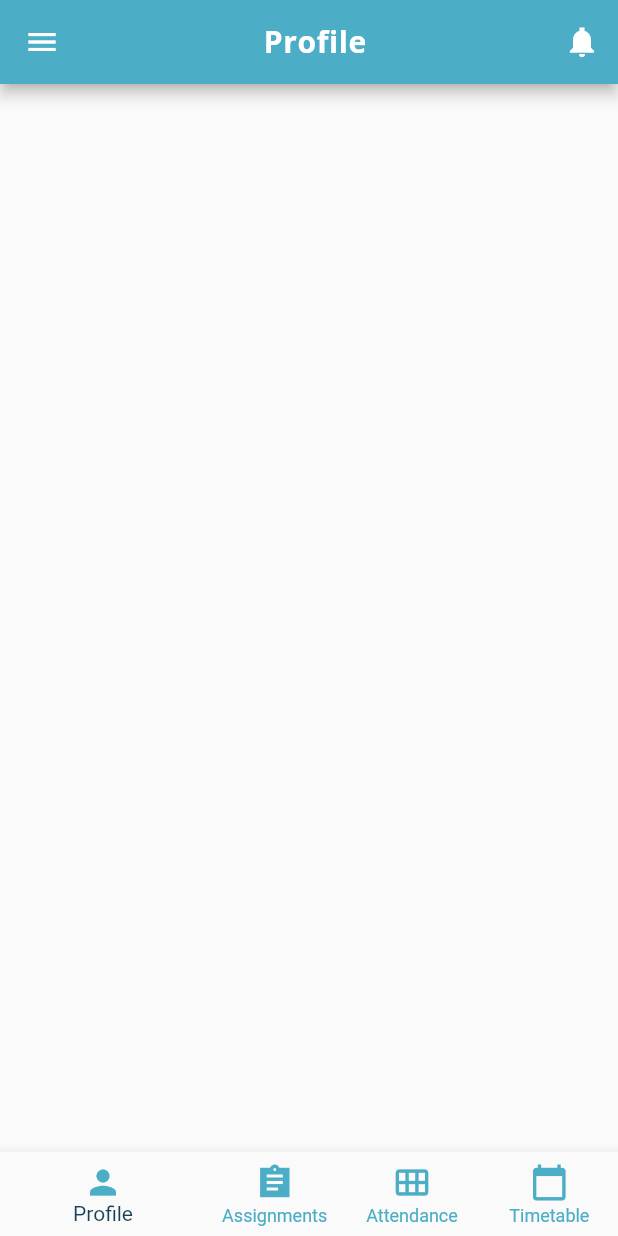
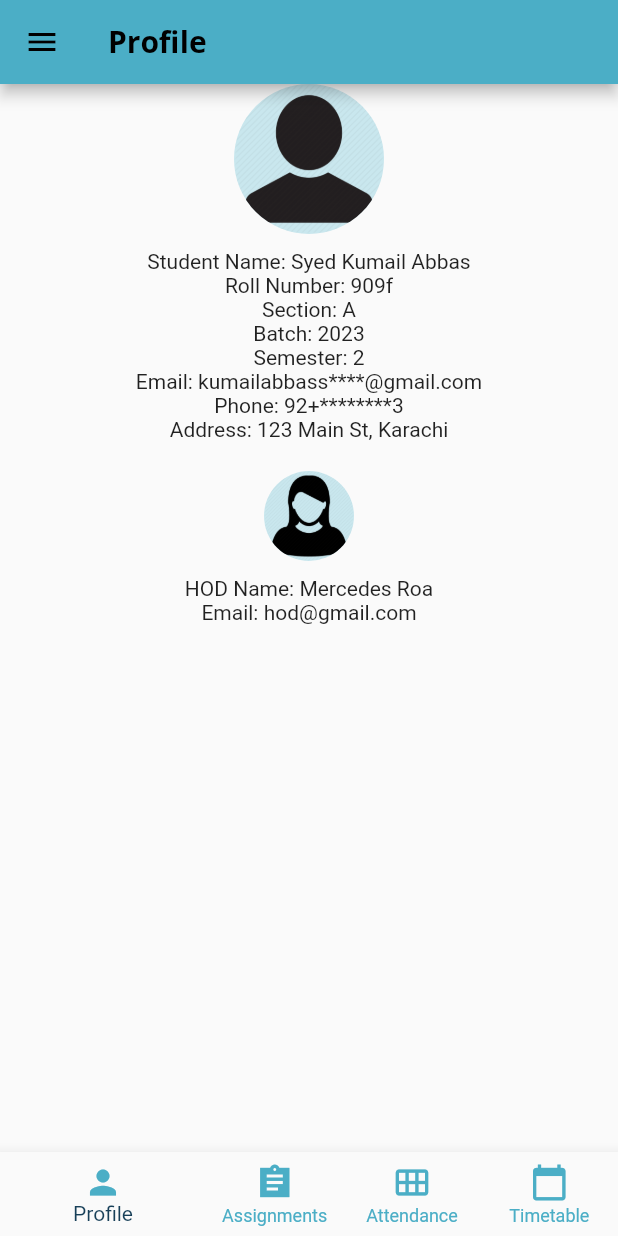
Before and after one commit to HamzaNaeem03/CampusConnect, a Flutter app: the screen it shows after launch, on a phone screen of 412 x 824 dp. Run offline on Flutter 3.47's test engine with Material 2 defaults, Android fonts, the phone set to English and light mode, and no system bars; our stand-ins replace google_fonts.

Commit message:
profile screen

```diff
--- a/lib/screens/profile.dart
+++ b/lib/screens/profile.dart
@@ -1,9 +1,9 @@
 import 'package:flutter/material.dart';
-
 import '../util/themes/custommaterialcolor.dart';
-import '../widgets/appbar.dart';
+import '../widgets/appbar.dart'; // Make sure to import the correct path for your AppBar widget
 import '../widgets/bottonnavbar.dart';
 import '../widgets/drawer.dart';
+
 class ProfileScreen extends StatefulWidget {
   const ProfileScreen({super.key});
 
@@ -15,31 +15,59 @@ class _ProfileScreenState extends State<ProfileScreen> {
   @override
   Widget build(BuildContext context) {
     return Scaffold(
-// appBar: MyAppbar(),
       appBar: AppBar(
-        iconTheme: IconThemeData(color: Colors.white),
-        title: Center(
-            child: Text(
-          "Profile",
-          style: const TextStyle(
-              fontSize: 20, color: Colors.white, letterSpacing: 0.4),
-        )),
-        actions: <Widget>[
-          IconButton(
-            icon: Icon(
-              Icons.notifications_sharp,
-            ),
-            onPressed: () {
-              // do something
-            },
-          )
-        ],
+        title: Text('Profile'),
       ),
+      // Use your custom MyAppbar widget here
       drawer: MyDrawer(
         accountName: 'hamza',
         accountEmail: 'hamza04032003',
       ),
       bottomNavigationBar: BottomNavBar(),
+      body: Column(
+        children: [
+          // Student Profile
+          Center(
+            child: Column(
+              mainAxisAlignment: MainAxisAlignment.center,
+              crossAxisAlignment: CrossAxisAlignment.center,
+              children: const [
+                CircleAvatar(
+                  radius: 50,
+                  backgroundImage: AssetImage('assets/images/avator2.png'),
+                ),
+                SizedBox(height: 10),
+                Text('Student Name: Syed Kumail Abbas'),
+                Text('Roll Number: 909f'),
+                Text('Section: A'),
+                Text('Batch: 2023'),
+                Text('Semester: 2'),
+                Text('Email: kumailabbass****@gmail.com'),
+                Text('Phone: 92+********3'),
+                Text('Address: 123 Main St, Karachi'),
+                SizedBox(height: 20),
+              ],
+            ),
+          ),
+
+          // HOD Profile
+          Center(
+            child: Column(
+              mainAxisAlignment: MainAxisAlignment.center,
+              crossAxisAlignment: CrossAxisAlignment.center,
+              children: const [
+                CircleAvatar(
+                  radius: 30,
+                  backgroundImage: AssetImage('assets/images/avator1.png'),
+                ),
+                SizedBox(height: 10),
+                Text('HOD Name: Mercedes Roa'),
+                Text('Email: hod@gmail.com'),
+              ],
+            ),
+          ),
+        ],
+      ),
     );
   }
 }
--- a/lib/screens/splashscreen.dart
+++ b/lib/screens/splashscreen.dart
@@ -32,7 +32,6 @@ class SplashScreen extends StatelessWidget {
               ),
             ],
           ),
-
         ],
       ),
     );
--- a/pubspec.yaml
+++ b/pubspec.yaml
@@ -59,9 +59,9 @@ flutter:
   uses-material-design: true
 
   # To add assets to your application, add an assets section, like this:
-  # assets:
-  #   - assets\images\3e995d806081313.64955c3719281.png
-  #   - images/a_dot_ham.jpeg
+  assets:
+    - assets/images/avator1.png
+    - assets/images/avator2.png
 
   # An image asset can refer to one or more resolution-specific "variants", see
   # https://flutter.dev/assets-and-images/#resolution-aware
```
Also changed, not shown: lib/main.dart (+3 -6 lines), lib/screens/loginscreen.dart (+5 -4 lines), assets/images/avator1.png (added), assets/images/avator2.png (added), 9 other files. Lines whose indentation alone changed are shown as unchanged.
